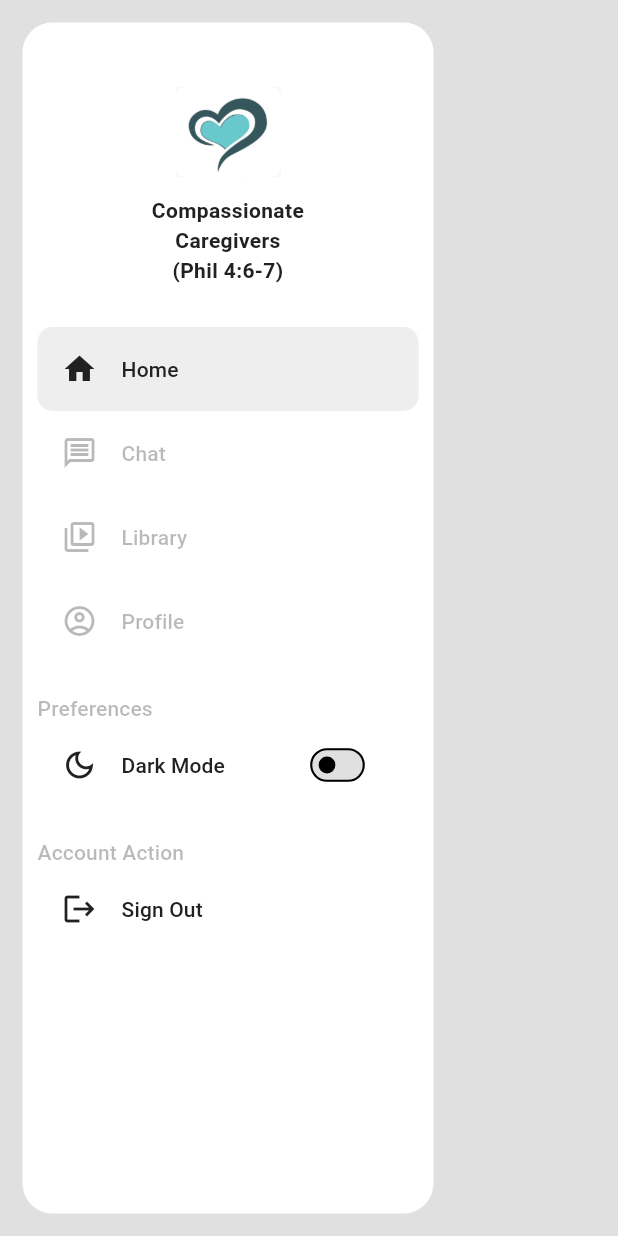
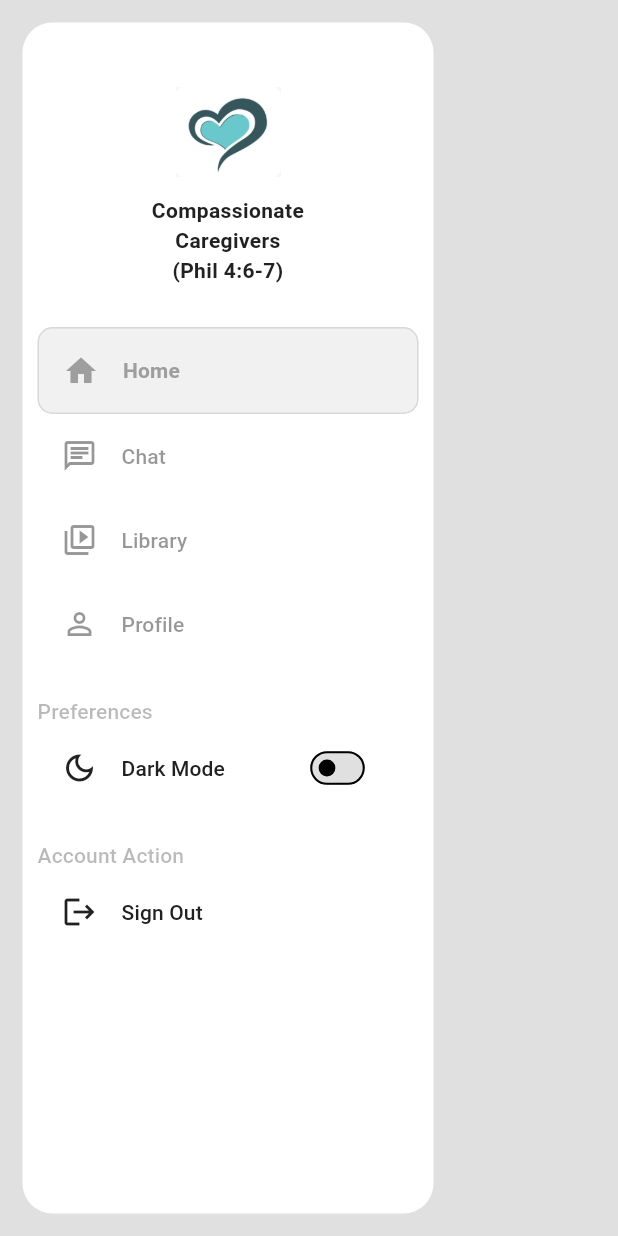
Before and after one commit to jasskhinda/compassionate-caregivers-app, a Flutter app: the NavDrawer widget shown alone on an empty page, opened directly with empty values, on a phone screen of 412 x 824 dp. Run offline on Flutter 3.47's test engine with Material 3 defaults, Android fonts, the phone set to English and light mode, and no system bars; our stand-ins replace animated_splash_screen, audioplayers, cached_network_image, cloud_firestore, cloud_functions, dio and 14 more; missing offline and left inert: flutter_inappwebview, flutter_sound, universal_html; accounts and stored records are empty; network calls fail; project files that could hold a hidden picture were left out.

Commit message:
Fix User Management navigation styling and icons
Improvements:
• Add manage_accounts icon to User Management tab (was missing)
• Enhanced selected tab styling with primary color and bold text
• Added subtle border and background highlight for active tabs
• Improved icon consistency across all navigation tabs
• Better visual distinction between active and inactive states
• Professional enterprise-style navigation appearance

Selected tabs now have:
- Primary color theming
- Bold font weight
- Subtle background tint
- Border accent
- Larger, clearer icons

🤖 Generated with [Claude Code](https://claude.ai/code)

Co-Authored-By: Claude <noreply@anthropic.com>

```diff
--- a/lib/component/bottomBar/bottom_bar.dart
+++ b/lib/component/bottomBar/bottom_bar.dart
@@ -91,7 +91,7 @@ class _BottomBarState extends State<BottomBar> {
                       text: 'Home'
                   ),
                   GButton(
-                      icon: _currentIndex == 1 ? Icons.message_rounded : Icons.message_outlined,
+                      icon: _currentIndex == 1 ? Icons.chat : Icons.chat_outlined,
                       text: 'Chat'
                   ),
                   GButton(
@@ -99,14 +99,14 @@ class _BottomBarState extends State<BottomBar> {
                       text: 'Library'
                   ),
                   GButton(
-                      icon: _currentIndex == 3 ? Icons.account_circle_rounded : Icons.account_circle_outlined,
+                      icon: _currentIndex == 3 ? Icons.person : Icons.person_outline,
                       text: 'Profile'
                   ),
 
                   // User Management tab for Admin/Staff only
                   if (_isAdmin || _isStaff)
                     GButton(
-                        icon: _currentIndex == 4 ? Icons.admin_panel_settings : Icons.admin_panel_settings_outlined,
+                        icon: _currentIndex == 4 ? Icons.manage_accounts : Icons.manage_accounts_outlined,
                         text: 'Manage'
                     ),
                 ]
--- a/lib/component/bottomBar/nav_drawer.dart
+++ b/lib/component/bottomBar/nav_drawer.dart
@@ -111,21 +111,21 @@ class _NavDrawerState extends State<NavDrawer> {
             ),
             _buildListTile(
               index: 1,
-              icon: widget.selectedIndex == 1 ? Icons.message_rounded: Icons.message_outlined,
+              icon: widget.selectedIndex == 1 ? Icons.chat : Icons.chat_outlined,
               text: 'Chat',
               theme: AppUtils.getColorScheme(context),
               textTheme: textTheme,
             ),
             _buildListTile(
               index: 2,
-              icon: widget.selectedIndex == 2 ? Icons.video_library_rounded: Icons.video_library_outlined,
+              icon: widget.selectedIndex == 2 ? Icons.video_library : Icons.video_library_outlined,
               text: 'Library',
               theme: AppUtils.getColorScheme(context),
               textTheme: textTheme,
             ),
             _buildListTile(
               index: 3,
-              icon: widget.selectedIndex == 3 ? Icons.account_circle_rounded : Icons.account_circle_outlined,
+              icon: widget.selectedIndex == 3 ? Icons.person : Icons.person_outline,
               text: 'Profile',
               theme: AppUtils.getColorScheme(context),
               textTheme: textTheme,
@@ -135,7 +135,7 @@ class _NavDrawerState extends State<NavDrawer> {
             if (_isAdmin || _isStaff)
               _buildListTile(
                 index: 4,
-                icon: widget.selectedIndex == 4 ? Icons.admin_panel_settings : Icons.admin_panel_settings_outlined,
+                icon: widget.selectedIndex == 4 ? Icons.manage_accounts : Icons.manage_accounts_outlined,
                 text: 'User Management',
                 theme: AppUtils.getColorScheme(context),
                 textTheme: textTheme,
@@ -190,18 +190,21 @@ class _NavDrawerState extends State<NavDrawer> {
     return Container(
       margin: const EdgeInsets.symmetric(horizontal: 10),
       decoration: BoxDecoration(
-          color: isSelected ? theme.secondary : Colors.transparent,
-          borderRadius: BorderRadius.circular(10)
+          color: isSelected ? theme.primary.withOpacity(0.15) : Colors.transparent,
+          borderRadius: BorderRadius.circular(10),
+          border: isSelected ? Border.all(color: theme.primary.withOpacity(0.3), width: 1) : null,
       ),
       child: ListTile(
         leading: Icon(
             icon,
-            color: isSelected ? theme.onSurface : theme.onSurface.withAlpha(80)
+            color: isSelected ? theme.primary : theme.onSurface.withAlpha(120),
+            size: 24,
         ),
         title: Text(
           text,
           style: textTheme.titleSmall?.copyWith(
-            color: isSelected ? theme.onSurface : theme.onSurface.withAlpha(80),
+            color: isSelected ? theme.primary : theme.onSurface.withAlpha(120),
+            fontWeight: isSelected ? FontWeight.bold : FontWeight.w500,
           ),
         ),
         onTap: () {
```
